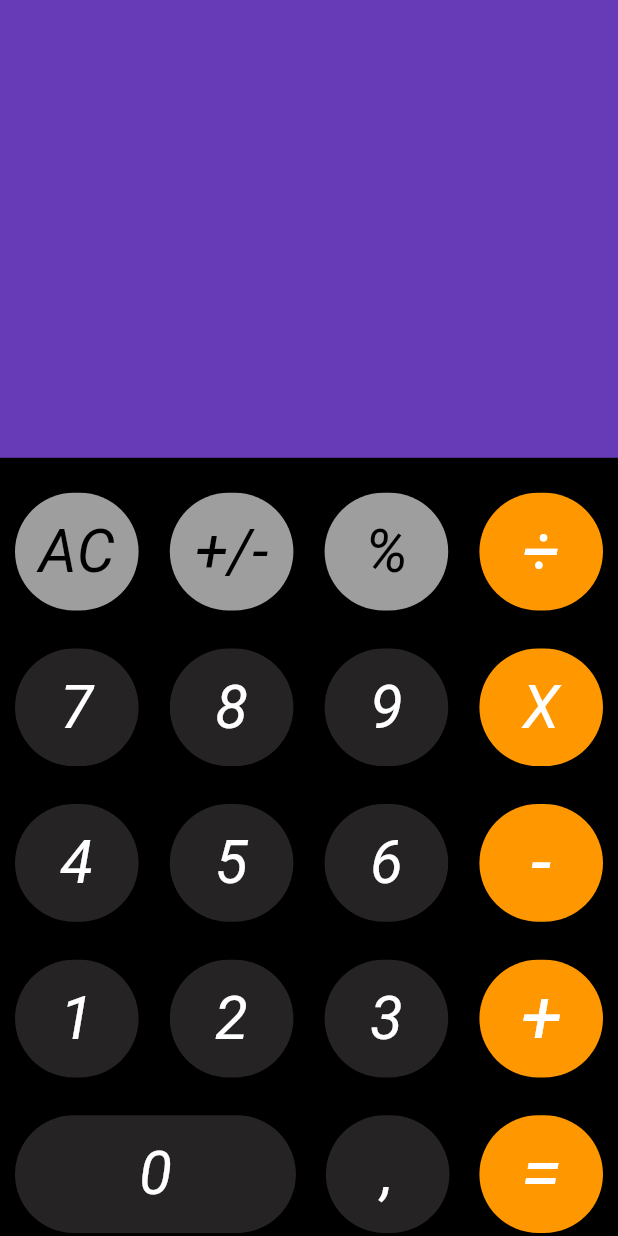
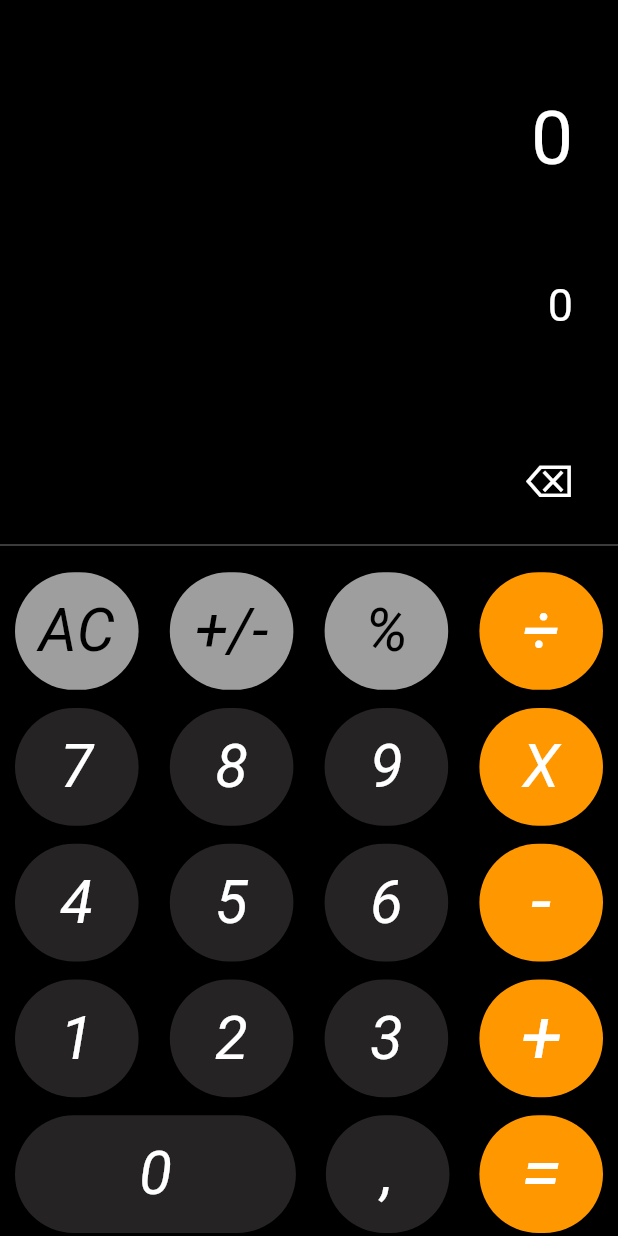
Before and after one commit to clenilsonsilva/flutter_Calculator, a Flutter app: the screen it shows after launch, on a phone screen of 412 x 824 dp. Run offline on Flutter 3.47's test engine with Material 2 defaults, Android fonts, the phone set to English and light mode, and no system bars.

Commit message:
26/02-01

```diff
--- a/lib/homepage.dart
+++ b/lib/homepage.dart
@@ -1,4 +1,5 @@
 import 'package:flutter/material.dart';
+import 'package:flutter_calculator/utils/teste.dart';
 
 class Homepage extends StatelessWidget {
   const Homepage({super.key});
@@ -11,10 +12,74 @@ class Homepage extends StatelessWidget {
       body: Column(
         mainAxisAlignment: MainAxisAlignment.spaceBetween,
         children: [
-          Container(
-            height: size.height / 2.7,
+          ValueListenableBuilder(
+            valueListenable: display,
+            builder: (context, value, child) {
+              return Container(
+                height: size.height / 2.9,
                 width: size.width,
-            color: Colors.deepPurple,
+                // color: Colors.deepPurple,
+                child: Column(
+                  mainAxisAlignment: MainAxisAlignment.spaceEvenly,
+                  children: [
+                    Row(
+                      mainAxisAlignment: MainAxisAlignment.end,
+                      children: [
+                        Padding(
+                          padding: const EdgeInsets.only(right: 30),
+                          child: Text(
+                            '${display.value}',
+                            style: TextStyle(color: Colors.white, fontSize: 50),
+                          ),
+                        ),
+                      ],
+                    ),
+                    Row(
+                      mainAxisAlignment: MainAxisAlignment.end,
+                      children: [
+                        Padding(
+                          padding: const EdgeInsets.only(right: 30),
+                          child: Text(
+                            '${res.value}',
+                            style: TextStyle(color: Colors.white, fontSize: 30),
+                          ),
+                        ),
+                      ],
+                    ),
+                  ],
+                ),
+              );
+            },
+          ),
+          SizedBox(
+            height: size.height / 15,
+            width: size.width,
+            child: Column(
+              mainAxisAlignment: MainAxisAlignment.center,
+              children: [
+                Padding(
+                  padding: const EdgeInsets.only(right: 30),
+                  child: Row(
+                    mainAxisAlignment: MainAxisAlignment.end,
+                    children: [
+                      GestureDetector(
+                        child: const Text(
+                          '⌫',
+                          style: TextStyle(color: Colors.white, fontSize: 30),
+                        ),
+                        onTap: () {
+                          display.value = del(display.value);
+                        },
+                      ),
+                    ],
+                  ),
+                )
+              ],
+            ),
+          ),
+          const Divider(
+            thickness: 0.5,
+            color: Colors.grey,
           ),
           SizedBox(
             height: size.height / 10,
@@ -28,7 +93,8 @@ class Homepage extends StatelessWidget {
                   child: Row(
                     mainAxisAlignment: MainAxisAlignment.spaceBetween,
                     children: [
-                      Container(
+                      GestureDetector(
+                        child: Container(
                           height: size.height / 10.5,
                           width: size.width / 5,
                           decoration: BoxDecoration(
@@ -44,6 +110,10 @@ class Homepage extends StatelessWidget {
                               ),
                             ),
                           ),
+                        ),
+                        onTap: () {
+                          display.value = 0;
+                        },
                       ),
                       Container(
                         height: size.height / 10.5,
@@ -117,7 +187,8 @@ class Homepage extends StatelessWidget {
                   child: Row(
                     mainAxisAlignment: MainAxisAlignment.spaceBetween,
                     children: [
-                      Container(
+                      GestureDetector(
+                        child: Container(
                           height: size.height / 10.5,
                           width: size.width / 5,
                           decoration: BoxDecoration(
@@ -135,7 +206,12 @@ class Homepage extends StatelessWidget {
                             ),
                           ),
                         ),
-                      Container(
+                        onTap: () {
+                          display.value = calc(display.value, 7);
+                        },
+                      ),
+                      GestureDetector(
+                        child: Container(
                           height: size.height / 10.5,
                           width: size.width / 5,
                           decoration: BoxDecoration(
@@ -153,7 +229,12 @@ class Homepage extends StatelessWidget {
                             ),
                           ),
                         ),
-                      Container(
+                        onTap: () {
+                          display.value = calc(display.value, 8);
+                        },
+                      ),
+                      GestureDetector(
+                        child: Container(
                           height: size.height / 10.5,
                           width: size.width / 5,
                           decoration: BoxDecoration(
@@ -170,6 +251,10 @@ class Homepage extends StatelessWidget {
                               ),
                             ),
                           ),
+                        ),
+                        onTap: () {
+                          display.value = calc(display.value, 9);
+                        },
                       ),
                       Container(
                         height: size.height / 10.5,
@@ -207,12 +292,14 @@ class Homepage extends StatelessWidget {
                   child: Row(
                     mainAxisAlignment: MainAxisAlignment.spaceBetween,
                     children: [
-                      Container(
+                      GestureDetector(
+                        child: Container(
                           height: size.height / 10.5,
                           width: size.width / 5,
                           decoration: BoxDecoration(
                             color: Color.fromARGB(255, 37, 35, 35),
-                            borderRadius: BorderRadius.circular(45),),
+                            borderRadius: BorderRadius.circular(45),
+                          ),
                           child: const Center(
                             child: Text(
                               '4',
@@ -224,12 +311,18 @@ class Homepage extends StatelessWidget {
                             ),
                           ),
                         ),
-                      Container(
+                        onTap: () {
+                          display.value = calc(display.value, 4);
+                        },
+                      ),
+                      GestureDetector(
+                        child: Container(
                           height: size.height / 10.5,
                           width: size.width / 5,
                           decoration: BoxDecoration(
                             color: Color.fromARGB(255, 37, 35, 35),
-                            borderRadius: BorderRadius.circular(45),),
+                            borderRadius: BorderRadius.circular(45),
+                          ),
                           child: const Center(
                             child: Text(
                               '5',
@@ -241,12 +334,18 @@ class Homepage extends StatelessWidget {
                             ),
                           ),
                         ),
-                      Container(
+                        onTap: () {
+                          display.value = calc(display.value, 5);
+                        },
+                      ),
+                      GestureDetector(
+                        child: Container(
                           height: size.height / 10.5,
                           width: size.width / 5,
                           decoration: BoxDecoration(
                             color: Color.fromARGB(255, 37, 35, 35),
-                            borderRadius: BorderRadius.circular(45),),
+                            borderRadius: BorderRadius.circular(45),
+                          ),
                           child: const Center(
                             child: Text(
                               '6',
@@ -257,6 +356,10 @@ class Homepage extends StatelessWidget {
                               ),
                             ),
                           ),
+                        ),
+                        onTap: () {
+                          display.value = calc(display.value, 6);
+                        },
                       ),
                       Container(
                         height: size.height / 10.5,
@@ -296,12 +399,14 @@ class Homepage extends StatelessWidget {
                   child: Row(
                     mainAxisAlignment: MainAxisAlignment.spaceBetween,
                     children: [
-                      Container(
+                      GestureDetector(
+                        child: Container(
                           height: size.height / 10.5,
                           width: size.width / 5,
                           decoration: BoxDecoration(
                             color: Color.fromARGB(255, 37, 35, 35),
-                            borderRadius: BorderRadius.circular(45),),
+                            borderRadius: BorderRadius.circular(45),
+                          ),
                           child: const Center(
                             child: Text(
                               '1',
@@ -313,12 +418,18 @@ class Homepage extends StatelessWidget {
                             ),
                           ),
                         ),
-                      Container(
+                        onTap: () {
+                          display.value = calc(display.value, 1);
+                        },
+                      ),
+                      GestureDetector(
+                        child: Container(
                           height: size.height / 10.5,
                           width: size.width / 5,
                           decoration: BoxDecoration(
                             color: Color.fromARGB(255, 37, 35, 35),
-                            borderRadius: BorderRadius.circular(45),),
+                            borderRadius: BorderRadius.circular(45),
+                          ),
                           child: const Center(
                             child: Text(
                               '2',
@@ -330,12 +441,18 @@ class Homepage extends StatelessWidget {
                             ),
                           ),
                         ),
-                      Container(
+                        onTap: () {
+                          display.value = calc(display.value, 2);
+                        },
+                      ),
+                      GestureDetector(
+                        child: Container(
                           height: size.height / 10.5,
                           width: size.width / 5,
                           decoration: BoxDecoration(
                             color: Color.fromARGB(255, 37, 35, 35),
-                            borderRadius: BorderRadius.circular(45),),
+                            borderRadius: BorderRadius.circular(45),
+                          ),
                           child: const Center(
                             child: Text(
                               '3',
@@ -346,6 +463,10 @@ class Homepage extends StatelessWidget {
                               ),
                             ),
                           ),
+                        ),
+                        onTap: () {
+                          display.value = calc(display.value, 3);
+                        },
                       ),
                       Container(
                         height: size.height / 10.5,
@@ -383,12 +504,14 @@ class Homepage extends StatelessWidget {
                   child: Row(
                     mainAxisAlignment: MainAxisAlignment.spaceBetween,
                     children: [
-                      Container(
+                      GestureDetector(
+                        child: Container(
                           height: size.height / 10.5,
                           width: size.width / 2.2,
                           decoration: BoxDecoration(
                             color: Color.fromARGB(255, 37, 35, 35),
-                            borderRadius: BorderRadius.circular(45),),
+                            borderRadius: BorderRadius.circular(45),
+                          ),
                           child: const Center(
                             child: Text(
                               '0',
@@ -400,12 +523,17 @@ class Homepage extends StatelessWidget {
                             ),
                           ),
                         ),
+                        onTap: () {
+                          display.value = calc(display.value, 0);
+                        },
+                      ),
                       Container(
                         height: size.height / 10.5,
                         width: size.width / 5,
                         decoration: BoxDecoration(
                           color: Color.fromARGB(255, 37, 35, 35),
-                            borderRadius: BorderRadius.circular(45),),
+                          borderRadius: BorderRadius.circular(45),
+                        ),
                         child: const Center(
                           child: Text(
                             ',',
```
Also changed, not shown: lib/utils/teste.dart (added, +28 -0 lines). Lines whose indentation alone changed are shown as unchanged.
